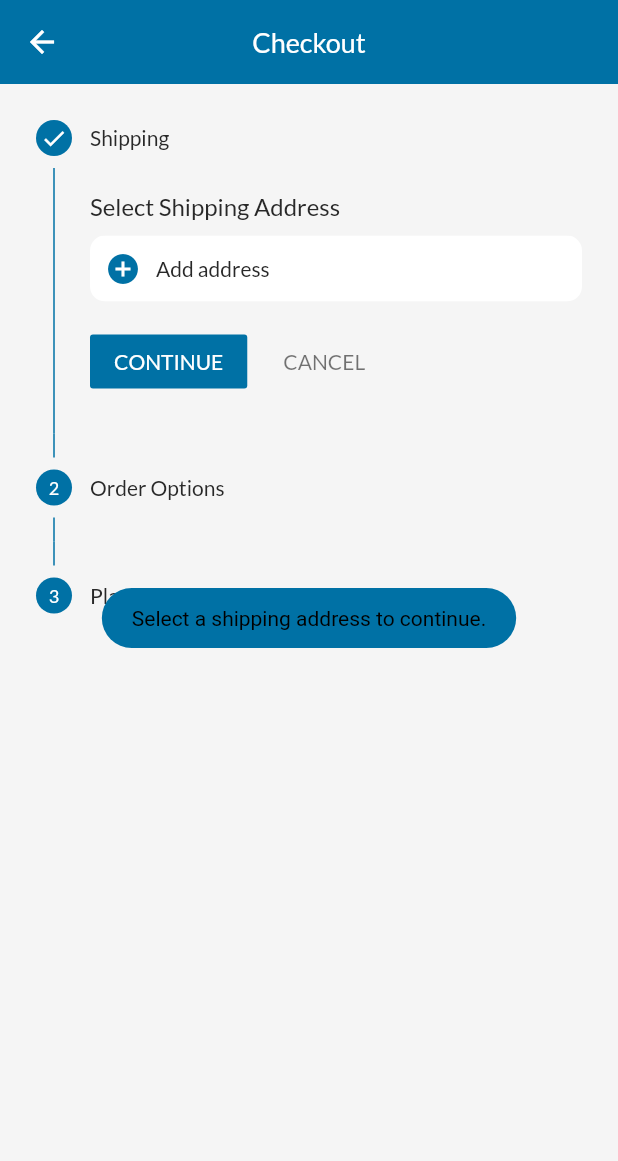
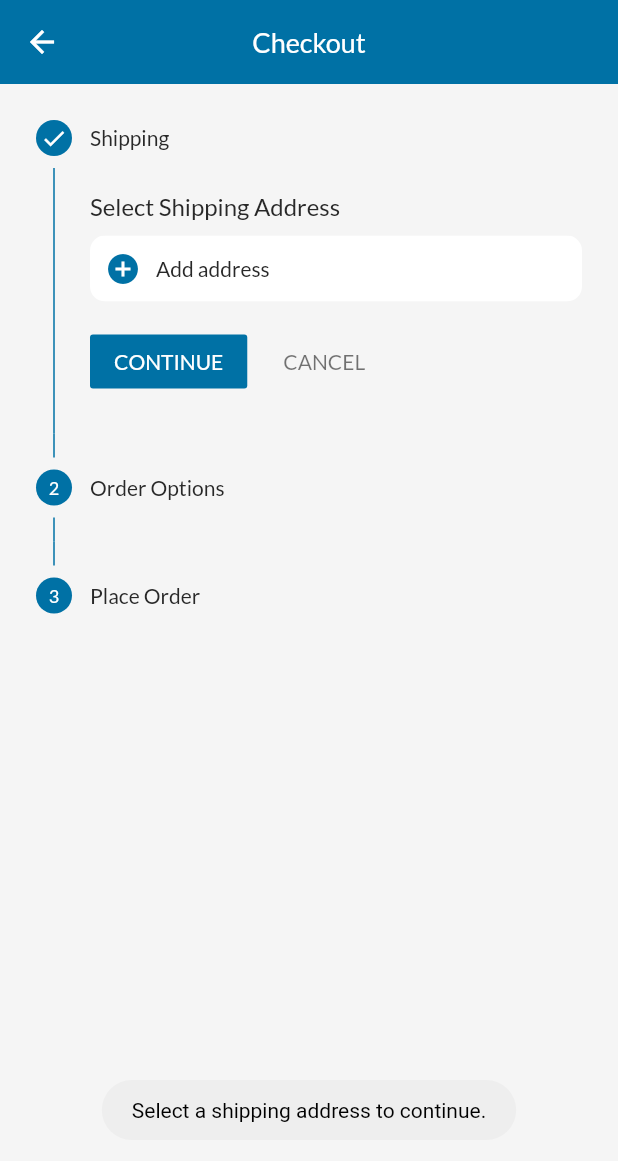
Before and after one commit to revbase28/Marketplace-Tasiwa-Mobile, a Flutter app: the CheckoutScreen screen opened directly, after a tap on "CONTINUE", on a phone screen of 412 x 824 dp. Shown: the top 1161 px of the screen. Run offline on Flutter 3.47's test engine with Material 2 defaults, Android fonts, the phone set to English and light mode, and no system bars; our stand-ins replace carousel_slider, datetime_picker_formfield, device_info, easy_dynamic_theme, easy_localization, flutter_countdown_timer and 15 more; missing offline and left inert: flutter_facebook_auth; accounts and stored records are empty; network calls fail.

Commit message:
Guest Checkout UI Updated!

```diff
--- a/zcart/lib/data/network/network_utils.dart
+++ b/zcart/lib/data/network/network_utils.dart
@@ -226,17 +226,11 @@ Future handleResponse(Response response, {bool showToast = true}) async {
         toast(
           jsonDecode(response.body)['errors']
               [jsonDecode(response.body)['errors'].keys.first][0],
-          bgColor: kPrimaryColor,
-          textColor: kLightColor,
-          gravity: ToastGravity.CENTER,
         );
       } else if (showToast) {
         toast(
           jsonDecode(response.body)['message'] ??
               jsonDecode(response.body)['error'],
-          bgColor: kPrimaryColor,
-          textColor: kLightColor,
-          gravity: ToastGravity.CENTER,
         );
       }
 
--- a/zcart/lib/data/repository/cart_repository.dart
+++ b/zcart/lib/data/repository/cart_repository.dart
@@ -82,9 +82,6 @@ class CartRepository implements ICartRepository {
       if (responseBody.runtimeType != int) {
         toast(
           responseBody['message'],
-          bgColor: kPrimaryColor,
-          textColor: kLightColor,
-          gravity: ToastGravity.CENTER,
         );
       }
     } catch (e) {
@@ -105,9 +102,6 @@ class CartRepository implements ICartRepository {
       if (responseBody.runtimeType != int) {
         toast(
           responseBody['message'],
-          bgColor: kPrimaryColor,
-          textColor: kLightColor,
-          gravity: ToastGravity.CENTER,
         );
       }
     } catch (e) {
--- a/zcart/lib/data/repository/wishlist_repository.dart
+++ b/zcart/lib/data/repository/wishlist_repository.dart
@@ -60,9 +60,6 @@ class WishListRepository implements IWishListRepository {
       if (responseBody.runtimeType != int) {
         toast(
           responseBody['message'],
-          bgColor: kPrimaryColor,
-          textColor: kLightColor,
-          gravity: ToastGravity.CENTER,
         );
       } else if (responseBody == 401) {
         Navigator.push(
@@ -89,9 +86,6 @@ class WishListRepository implements IWishListRepository {
       if (responseBody.runtimeType != int) {
         toast(
           responseBody['message'],
-          bgColor: kPrimaryColor,
-          textColor: kLightColor,
-          gravity: ToastGravity.CENTER,
         );
       }
     } catch (e) {
--- a/zcart/lib/riverpod/notifier/checkout_state_notifier.dart
+++ b/zcart/lib/riverpod/notifier/checkout_state_notifier.dart
@@ -94,7 +94,8 @@ class CheckoutNotifier extends StateNotifier<CheckoutState> {
       "email": email!.toString().toLowerCase().trim(),
       "agree": agreeToTerms ?? false ? "1" : "1",
       if (createAccount != null)
-        "create-account": createAccount ?? false ? "1" : "0",
+        if (createAccount!)
+          "create-account": createAccount ?? false ? "1" : "0",
       if (password != null) "password": password.toString().trim(),
       if (passwordConfirm != null)
         "password_confirmation": passwordConfirm.toString().trim(),
@@ -114,7 +115,7 @@ class CheckoutNotifier extends StateNotifier<CheckoutState> {
     try {
       // ignore: prefer_const_constructors
       state = CheckoutLoadingState();
-      toast(LocaleKeys.please_wait.tr());
+
       String? _accessToken =
           await _iCheckoutRepository.guestCheckout(cartId!, requestBody);
       state = CheckoutLoadedState(accessToken: _accessToken);
--- a/zcart/lib/views/screens/tabs/account_tab/account/add_address_screen.dart
+++ b/zcart/lib/views/screens/tabs/account_tab/account/add_address_screen.dart
@@ -244,9 +244,9 @@ class _AddNewAddressScreenState extends State<AddNewAddressScreen> {
                           ElevatedButton(
                               onPressed: () {
                                 if (_formKey.currentState!.validate()) {
-                                  toast(LocaleKeys.please_wait.tr(),
-                                      gravity: ToastGravity.CENTER,
-                                      bgColor: kPrimaryColor);
+                                  toast(
+                                    LocaleKeys.please_wait.tr(),
+                                  );
                                   context
                                       .read(addressNotifierProvider.notifier)
                                       .createAddress(
--- a/zcart/lib/views/screens/tabs/account_tab/account/edit_address_screen.dart
+++ b/zcart/lib/views/screens/tabs/account_tab/account/edit_address_screen.dart
@@ -268,9 +268,9 @@ class _EditAddressScreenState extends State<EditAddressScreen> {
                           ElevatedButton(
                               onPressed: () {
                                 if (_formKey.currentState!.validate()) {
-                                  toast(LocaleKeys.please_wait.tr(),
-                                      gravity: ToastGravity.CENTER,
-                                      bgColor: kPrimaryColor);
+                                  toast(
+                                    LocaleKeys.please_wait.tr(),
+                                  );
                                   context
                                       .read(addressNotifierProvider.notifier)
                                       .editAddress(
--- a/zcart/lib/views/screens/tabs/home_tab/components/banners_widget.dart
+++ b/zcart/lib/views/screens/tabs/home_tab/components/banners_widget.dart
@@ -62,7 +62,9 @@ class BannerWidget extends StatelessWidget {
                             '.${API.base.split(".").last.split("/").first}'));
                     context.nextPage(const ProductListScreen());
                   } else {
-                    toast(LocaleKeys.no_offer.tr(), bgColor: kPrimaryColor);
+                    toast(
+                      LocaleKeys.no_offer.tr(),
+                    );
                   }
                 }))
             .toList());
--- a/zcart/lib/views/screens/tabs/home_tab/components/slider_widget.dart
+++ b/zcart/lib/views/screens/tabs/home_tab/components/slider_widget.dart
@@ -44,7 +44,9 @@ class SliderWidget extends StatelessWidget {
                         .getCategoryItem(item.link);
                     context.nextPage(const ProductListScreen());
                   } else {
-                    toast(LocaleKeys.no_offer.tr(), bgColor: kPrimaryColor);
+                    toast(
+                      LocaleKeys.no_offer.tr(),
+                    );
                   }
                 }))
             .toList());
--- a/zcart/lib/views/screens/tabs/myCart_tab/checkout/checkout_screen.dart
+++ b/zcart/lib/views/screens/tabs/myCart_tab/checkout/checkout_screen.dart
@@ -275,7 +275,9 @@ class _CheckoutScreenState extends State<CheckoutScreen> {
                                   style: context.textTheme.subtitle2)),
                         ],
                       ),
-                      const SizedBox(height: 9),
+                      Divider(
+                        endIndent: MediaQuery.of(context).size.width * 0.3,
+                      ),
                       Row(
                         mainAxisAlignment: MainAxisAlignment.spaceBetween,
                         children: [
@@ -292,128 +294,6 @@ class _CheckoutScreenState extends State<CheckoutScreen> {
                       ),
                     ],
                   ).pOnly(bottom: 10),
-                  accessAllowed
-                      ? const SizedBox()
-                      : Column(children: [
-                          Form(
-                            key: _emailFormKey,
-                            child: CustomTextField(
-                              color: kLightCardBgColor,
-                              title: LocaleKeys.your_email.tr(),
-                              hintText: LocaleKeys.your_email.tr(),
-                              controller: _emailController,
-                              validator: (value) {
-                                if (value != null) {
-                                  if (!value.contains('@') ||
-                                      !value.contains('.')) {
-                                    return LocaleKeys.invalid_email.tr();
-                                  }
-                                }
-                              },
-                              onChanged: (value) {
-                                context
-                                    .read(checkoutNotifierProvider.notifier)
-                                    .email = value;
-                              },
-                            ),
-                          ),
-                          CheckboxListTile(
-                            value: _createNewAccount,
-                            onChanged: (value) {
-                              setState(() {
-                                _createNewAccount = value!;
-                              });
-                              context
-                                  .read(checkoutNotifierProvider.notifier)
-                                  .createAccount = value;
-                            },
-                            title: Text(LocaleKeys.create_account.tr()),
-                          ),
-                          Visibility(
-                            visible: _createNewAccount,
-                            child: Form(
-                              key: _formKey,
-                              child: Column(
-                                children: [
-                                  CustomTextField(
-                                    isPassword: true,
-                                    color: kLightCardBgColor,
-                                    title: LocaleKeys.your_password.tr(),
-                                    hintText: LocaleKeys.your_password.tr(),
-                                    controller: _passWordController,
-                                    validator: (value) {
-                                      if (value != null) {
-                                        if (value.length < 6) {
-                                          return LocaleKeys.password_validation
-                                              .tr();
-                                        }
-                                      }
-                                    },
-                                    onChanged: (value) {
-                                      context
-                                          .read(
-                                              checkoutNotifierProvider.notifier)
-                                          .password = value;
-                                    },
-                                  ),
-                                  CustomTextField(
-                                    isPassword: true,
-                                    color: kLightCardBgColor,
-                                    title:
-                                        LocaleKeys.your_confirm_password.tr(),
-                                    hintText:
-                                        LocaleKeys.your_confirm_password.tr(),
-                                    controller: _confirmPassWordController,
-                                    validator: (value) {
-                                      if (value != null) {
-                                        if (value.length < 6) {
-                                          return LocaleKeys.password_validation
-                                              .tr();
-                                        }
-                                        {
-                                          if (value !=
-                                              _passWordController.text) {
-                                            return LocaleKeys
-                                                .dont_match_password
-                                                .tr();
-                                          }
-                                        }
-                                      }
-                                    },
-                                    onChanged: (value) {
-                                      context
-                                          .read(
-                                              checkoutNotifierProvider.notifier)
-                                          .passwordConfirm = value;
-                                    },
-                                  ),
-                                  CheckboxListTile(
-                                    value: _agreedToTerms,
-                                    onChanged: (value) {
-                                      setState(() {
-                                        _agreedToTerms = value!;
-                                      });
-                                      context
-                                          .read(
-                                              checkoutNotifierProvider.notifier)
-                                          .agreeToTerms = value;
-                                    },
-                                    title: GestureDetector(
-                                      onTap: () {
-                                        Navigator.push(
-                                            context,
-                                            MaterialPageRoute(
-                                                builder: (context) =>
-                                                    const TermsAndConditionScreen()));
-                                      },
-                                      child: Text(LocaleKeys.agree_terms.tr()),
-                                    ),
-                                  ),
-                                ],
-                              ),
-                            ),
-                          ),
-                        ]),
                   const Divider(
                     height: 16,
                     thickness: 2,
@@ -463,6 +343,161 @@ class _CheckoutScreenState extends State<CheckoutScreen> {
                       onChanged: (value) => context
                           .read(checkoutNotifierProvider.notifier)
                           .buyerNote = value).pOnly(bottom: 5),
+                  accessAllowed
+                      ? const SizedBox()
+                      : Container(
+                          margin: const EdgeInsets.only(bottom: 10),
+                          padding: const EdgeInsets.all(16),
+                          decoration: BoxDecoration(
+                              color: EasyDynamicTheme.of(context).themeMode ==
+                                      ThemeMode.dark
+                                  ? kDarkCardBgColor
+                                  : kLightBgColor,
+                              borderRadius: BorderRadius.circular(10),
+                              boxShadow: [
+                                BoxShadow(
+                                  blurRadius: 10,
+                                  color: Colors.black.withOpacity(0.1),
+                                  offset: const Offset(0, 10),
+                                ),
+                              ]),
+                          child: Column(
+                              crossAxisAlignment: CrossAxisAlignment.start,
+                              children: [
+                                Text("Guest Checkout",
+                                        style: context.textTheme.headline6)
+                                    .pOnly(bottom: 10),
+                                Form(
+                                  key: _emailFormKey,
+                                  child: CustomTextField(
+                                    color: kLightCardBgColor,
+                                    hintText: LocaleKeys.your_email.tr(),
+                                    controller: _emailController,
+                                    validator: (value) {
+                                      if (value != null) {
+                                        if (!value.contains('@') ||
+                                            !value.contains('.')) {
+                                          return LocaleKeys.invalid_email.tr();
+                                        }
+                                      }
+                                    },
+                                    onChanged: (value) {
+                                      context
+                                          .read(
+                                              checkoutNotifierProvider.notifier)
+                                          .email = value;
+                                    },
+                                  ),
+                                ),
+                                CheckboxListTile(
+                                  checkColor: kLightColor,
+                                  activeColor: kPrimaryColor,
+                                  value: _createNewAccount,
+                                  onChanged: (value) {
+                                    setState(() {
+                                      _createNewAccount = value!;
+                                    });
+                                    context
+                                        .read(checkoutNotifierProvider.notifier)
+                                        .createAccount = value;
+                                  },
+                                  title: Text(LocaleKeys.create_account.tr()),
+                                ),
+                                Visibility(
+                                  visible: _createNewAccount,
+                                  child: Form(
+                                    key: _formKey,
+                                    child: Column(
+                                      children: [
+                                        CustomTextField(
+                                          isPassword: true,
+                                          color: kLightCardBgColor,
+                                          title: LocaleKeys.your_password.tr(),
+                                          hintText:
+                                              LocaleKeys.your_password.tr(),
+                                          controller: _passWordController,
+                                          validator: (value) {
+                                            if (value != null) {
+                                              if (value.length < 6) {
+                                                return LocaleKeys
+                                                    .password_validation
+                                                    .tr();
+                                              }
+                                            }
+                                          },
+                                          onChanged: (value) {
+                                            context
+                                                .read(checkoutNotifierProvider
+                                                    .notifier)
+                                                .password = value;
+                                          },
+                                        ),
+                                        CustomTextField(
+                                          isPassword: true,
+                                          color: kLightCardBgColor,
+                                          title: LocaleKeys
+                                              .your_confirm_password
+                                              .tr(),
+                                          hintText: LocaleKeys
+                                              .your_confirm_password
+                                              .tr(),
+                                          controller:
+                                              _confirmPassWordController,
+                                          validator: (value) {
+                                            if (value != null) {
+                                              if (value.length < 6) {
+                                                return LocaleKeys
+                                                    .password_validation
+                                                    .tr();
+                                              }
+                                              {
+                                                if (value !=
+                                                    _passWordController.text) {
+                                                  return LocaleKeys
+                                                      .dont_match_password
+                                                      .tr();
+                                                }
+                                              }
+                                            }
+                                          },
+                                          onChanged: (value) {
+                                            context
+                                                .read(checkoutNotifierProvider
+                                                    .notifier)
+                                                .passwordConfirm = value;
+                                          },
+                                        ),
+                                        CheckboxListTile(
+                                          checkColor: kLightColor,
+                                          activeColor: kPrimaryColor,
+                                          value: _agreedToTerms,
+                                          onChanged: (value) {
+                                            setState(() {
+                                              _agreedToTerms = value!;
+                                            });
+                                            context
+                                                .read(checkoutNotifierProvider
+                                                    .notifier)
+                                                .agreeToTerms = value;
+                                          },
+                                          title: GestureDetector(
+                                            onTap: () {
+                                              Navigator.push(
+                                                  context,
+                                                  MaterialPageRoute(
+                                                      builder: (context) =>
+                                                          const TermsAndConditionScreen()));
+                                            },
+                                            child: Text(
+                                                LocaleKeys.agree_terms.tr()),
+                                          ),
+                                        ),
+                                      ],
+                                    ),
+                                  ),
+                                ),
+                              ]),
+                        ),
                 ],
               )
             : Container(),
@@ -651,17 +686,21 @@ class _CheckoutScreenState extends State<CheckoutScreen> {
 
   continued() async {
     if (_currentStep == 0 && _selectedAddressIndex == null) {
-      toast(LocaleKeys.select_shipping_address_continue.tr(),
-          bgColor: kPrimaryColor, gravity: ToastGravity.CENTER);
+      toast(
+        LocaleKeys.select_shipping_address_continue.tr(),
+      );
     } else if (_currentStep == 1 && _selectedShippingOptionsIndex == null) {
-      toast(LocaleKeys.select_shipping_option_continue.tr(),
-          bgColor: kPrimaryColor, gravity: ToastGravity.CENTER);
+      toast(
+        LocaleKeys.select_shipping_option_continue.tr(),
+      );
     } else if (_currentStep == 1 && _selectedPackagingIndex == null) {
-      toast(LocaleKeys.select_packaging_method_continue.tr(),
-          bgColor: kPrimaryColor, gravity: ToastGravity.CENTER);
+      toast(
+        LocaleKeys.select_packaging_method_continue.tr(),
+      );
     } else if (_currentStep == 1 && _selectedPaymentIndex == null) {
-      toast(LocaleKeys.select_payment_method_continue.tr(),
-          bgColor: kPrimaryColor, gravity: ToastGravity.CENTER);
+      toast(
+        LocaleKeys.select_payment_method_continue.tr(),
+      );
     } else if (_currentStep == 2) {
       if (!accessAllowed) {
         if (_createNewAccount) {
@@ -670,6 +709,7 @@ class _CheckoutScreenState extends State<CheckoutScreen> {
               if (_formKey.currentState!.validate()) {
                 toast(
                   LocaleKeys.please_wait_guest.tr(),
+                  length: Toast.LENGTH_LONG,
                 );
                 context.read(checkoutNotifierProvider.notifier).guestCheckout();
               }
@@ -681,6 +721,7 @@ class _CheckoutScreenState extends State<CheckoutScreen> {
           if (_emailFormKey.currentState!.validate()) {
             toast(
               LocaleKeys.please_wait_guest.tr(),
+              length: Toast.LENGTH_LONG,
             );
 
             context.read(checkoutNotifierProvider.notifier).guestCheckout();
--- a/zcart/lib/views/screens/tabs/myCart_tab/checkout/stripe_payment_card_screen.dart
+++ b/zcart/lib/views/screens/tabs/myCart_tab/checkout/stripe_payment_card_screen.dart
@@ -1,5 +1,3 @@
-import 'dart:convert';
-
 import 'package:easy_dynamic_theme/easy_dynamic_theme.dart';
 import 'package:flutter/material.dart';
 import 'package:flutter_credit_card/flutter_credit_card.dart';
```
Also changed, not shown: zcart/lib/data/repository/user_repository.dart (+0 -9 lines), zcart/lib/views/screens/product_details/components/attribute_card.dart (+4 -4 lines).
